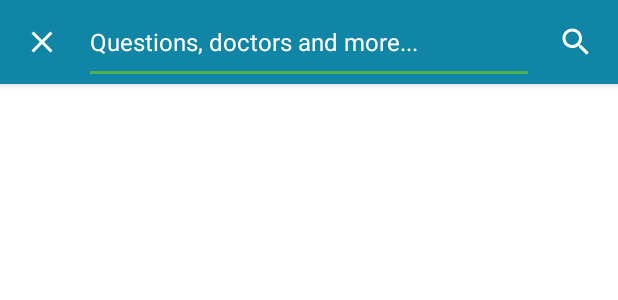
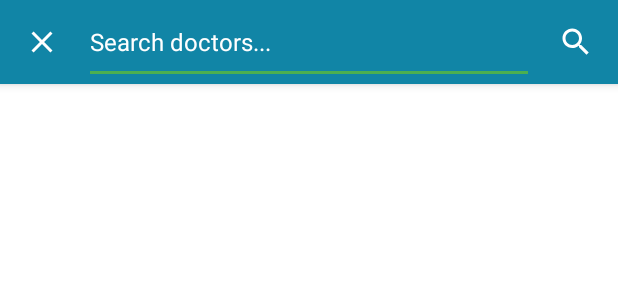
Before and after one commit to lokeshsaini94/CureInstant, an Android app: the layout activity_search.xml on its own in the app's theme, with its tools: preview values and no code run, on a phone screen of 412 x 824 dp. Shown: the top 300 px of the screen. Run offline under Robolectric (Android 15) with nearby library versions, the phone set to English and light mode, and no system bars.

Commit message:
changed search hint text to only doctors

```diff
--- a/app/src/main/res/layout/activity_search.xml
+++ b/app/src/main/res/layout/activity_search.xml
@@ -37,7 +37,7 @@
                 android:layout_width="0dp"
                 android:layout_height="match_parent"
                 android:layout_weight="1"
-                android:hint="Questions, doctors and more..."
+                android:hint="Search doctors..."
                 android:imeOptions="actionSearch"
                 android:maxLines="1"
                 android:singleLine="true"
```
